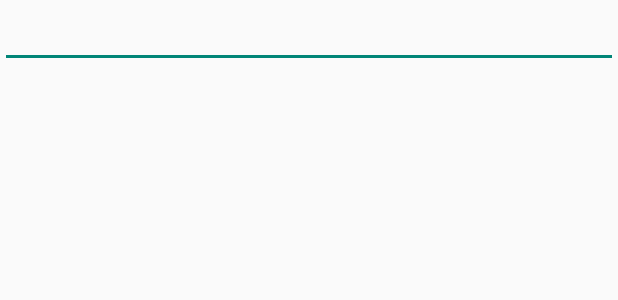
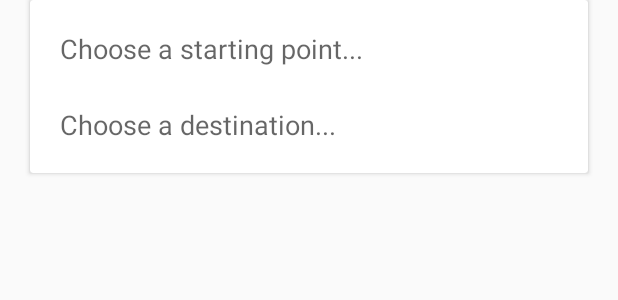
Before and after one commit to cburnham4/OnRoute, an Android app: the layout activity_create_route.xml on its own in the app's theme, with its tools: preview values and no code run, on a phone screen of 412 x 824 dp. Shown: the top 300 px of the screen. Run offline under Robolectric (Android 15) with nearby library versions, the light colour scheme and no system bars.

Commit message:
Changed place map picker with custom activity

```diff
--- a/app/src/main/AndroidManifest.xml
+++ b/app/src/main/AndroidManifest.xml
@@ -29,7 +29,7 @@
             android:value="@string/google_maps_key" />
 
         <activity
-            android:name=".Activity_Maps"
+            android:name=".Activities.Activity_Maps"
             android:label="@string/title_activity_maps">
             <intent-filter>
                 <action android:name="android.intent.action.MAIN" />
@@ -37,7 +37,8 @@
                 <category android:name="android.intent.category.LAUNCHER" />
             </intent-filter>
         </activity>
-        <activity android:name=".Activity_DirectionsList"></activity>
+        <activity android:name=".Activities.Activity_DirectionsList"></activity>
+        <activity android:name=".Activities.Activity_CreateRoute"></activity>
     </application>
 
 </manifest>
--- a/app/src/main/java/letshangllc/onroute/Activity_DirectionsList.java
+++ b/app/src/main/java/letshangllc/onroute/Activities/Activity_DirectionsList.java
@@ -1,4 +1,4 @@
-package letshangllc.onroute;
+package letshangllc.onroute.Activities;
 
 import android.content.Intent;
 import android.support.v7.app.AppCompatActivity;
@@ -6,6 +6,10 @@ import android.os.Bundle;
 import android.widget.ListView;
 
 import java.util.ArrayList;
+
+import letshangllc.onroute.Direction;
+import letshangllc.onroute.DirectionsAdapter;
+import letshangllc.onroute.R;
 
 public class Activity_DirectionsList extends AppCompatActivity {
     private ArrayList<Direction> directions;
--- a/app/src/main/java/letshangllc/onroute/GooglePlacesAutocompleteAdapter.java
+++ b/app/src/main/java/letshangllc/onroute/GooglePlacesAutocompleteAdapter.java
@@ -22,6 +22,7 @@ import java.util.concurrent.TimeUnit;
 /**
  * Created by Carl on 12/23/2015.
  * Based off the jd-alexandar's  PlaceAutoCompleteAdapter
+ * https://github.com/jd-alexander/Google-Directions-Android/blob/master/sample/src/main/java/com/directions/sample/PlaceAutoCompleteAdapter.java
  */
 public class GooglePlacesAutocompleteAdapter extends ArrayAdapter<GooglePlacesAutocompleteAdapter.PlaceAutocomplete> implements Filterable {
 
--- a/app/src/main/res/layout/activity_create_route.xml
+++ b/app/src/main/res/layout/activity_create_route.xml
@@ -1,16 +1,59 @@
 <?xml version="1.0" encoding="utf-8"?>
 <LinearLayout xmlns:android="http://schemas.android.com/apk/res/android"
     xmlns:tools="http://schemas.android.com/tools"
+    xmlns:card_view="http://schemas.android.com/apk/res-auto"
     android:orientation="vertical"
     android:layout_width="match_parent"
     android:layout_height="match_parent"
-    tools:context=".Activity_CreateRoute">
+    tools:context=".Activities.Activity_CreateRoute">
 
 
 
-    <AutoCompleteTextView
-        android:layout_width="match_parent"
+    <android.support.v7.widget.CardView
+        android:id="@+id/cardview"
+        android:layout_width="fill_parent"
         android:layout_height="wrap_content"
-        android:id="@+id/auto_placepicker"/>
+        android:layout_gravity="center_horizontal|bottom"
+        android:layout_marginBottom="20dp"
+        android:layout_marginLeft="20dp"
+        android:layout_marginRight="20dp">
+
+        <RelativeLayout
+            android:layout_width="fill_parent"
+            android:layout_height="match_parent"
+            >
+
+            <LinearLayout
+                android:layout_width="wrap_content"
+                android:layout_height="wrap_content"
+                android:orientation="vertical"
+                android:padding="20dp">
+
+                <AutoCompleteTextView
+                    android:id="@+id/start"
+                    android:layout_width="fill_parent"
+                    android:layout_height="wrap_content"
+                    android:layout_marginBottom="10dp"
+                    android:background="@android:color/transparent"
+                    android:hint="Choose a starting point..." />
+
+                <View
+                    android:layout_width="match_parent"
+                    android:layout_height="5dp"
+                    android:layout_marginBottom="5dp"
+                    android:layout_marginRight="50dp"
+                    android:layout_marginTop="5dp"
+                    />
+
+                <AutoCompleteTextView
+                    android:id="@+id/destination"
+                    android:layout_width="fill_parent"
+                    android:layout_height="wrap_content"
+                    android:background="@android:color/transparent"
+                    android:hint="Choose a destination..." />
+            </LinearLayout>
+
+        </RelativeLayout>
+    </android.support.v7.widget.CardView>
 
 </LinearLayout>
--- a/app/src/main/res/layout/activity_directions_list.xml
+++ b/app/src/main/res/layout/activity_directions_list.xml
@@ -3,7 +3,7 @@
     xmlns:tools="http://schemas.android.com/tools"
     android:layout_width="match_parent"
     android:layout_height="match_parent"
-    tools:context="letshangllc.onroute.Activity_DirectionsList">
+    tools:context=".Activities.Activity_DirectionsList">
 
     <ListView
         android:layout_width="match_parent"
--- a/app/src/main/res/layout/activity_maps.xml
+++ b/app/src/main/res/layout/activity_maps.xml
@@ -1,5 +1,5 @@
 <LinearLayout xmlns:tools="http://schemas.android.com/tools"
-    tools:context=".Activity_Maps"
+    tools:context=".Activities.Activity_Maps"
     xmlns:android="http://schemas.android.com/apk/res/android"
     android:layout_height="match_parent"
     android:orientation="vertical"
```
Also changed, not shown: app/src/main/java/letshangllc/onroute/Activities/Activity_CreateRoute.java (added, +43 -0 lines), app/src/main/java/letshangllc/onroute/Activities/Activity_Maps.java (renamed from app/src/main/java/letshangllc/onroute/Activity_Maps.java, +12 -18 lines), app/src/main/java/letshangllc/onroute/Activity_CreateRoute.java (deleted, +0 -26 lines).
